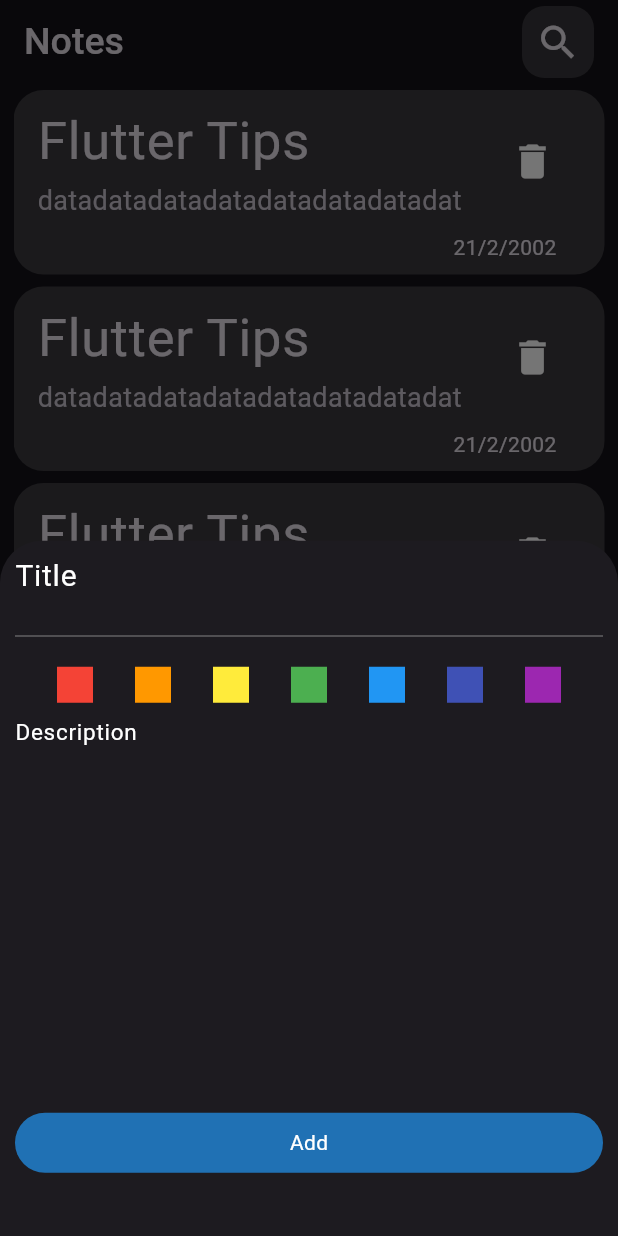
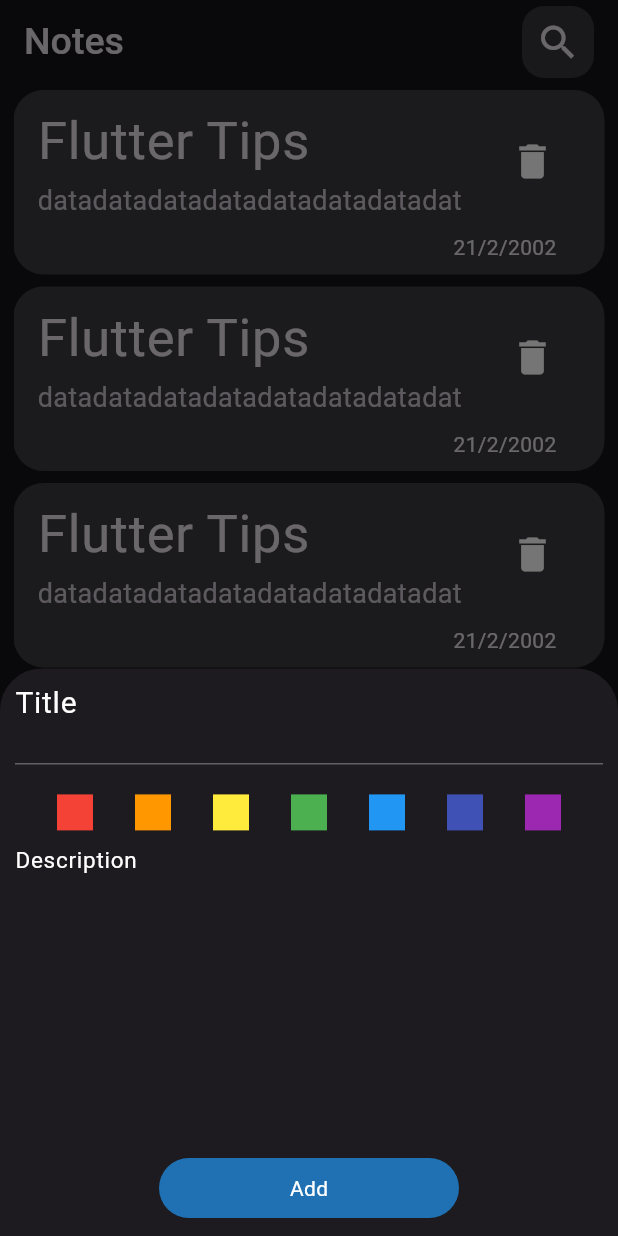
Before and after one commit to ibrahimalnagar45/Notes-App, a Flutter app: the screen it shows after launch, after a tap on the "add" icon, on a phone screen of 412 x 824 dp. Run offline on Flutter 3.47's test engine with Material 3 defaults, Android fonts, the phone set to English and light mode, and no system bars; our stand-ins replace flutter_bloc, hive, hive_flutter; accounts and stored records are empty.

Commit message:
create notes cubit and states

```diff
--- /dev/null
+++ b/lib/cubits/mode_cubit/mode_states.dart
@@ -0,0 +1,4 @@
+abstract class ModeState{}
+class ModeInitial  extends ModeState{}
+class ModeLight extends ModeState{}
+class ModeDark extends ModeState{}
--- a/lib/main.dart
+++ b/lib/main.dart
@@ -11,8 +11,8 @@ import 'package:hive_flutter/adapters.dart';
 void main() async {
   // initlize and register the hive to be used
   await Hive.initFlutter();
+  Hive.registerAdapter(NoteModelAdapter());
   await Hive.openBox<NoteModel>(kBoxName);
-  Hive.registerAdapter(NoteModelAdapter());
   Bloc.observer = SimpleBlocObserver();
   runApp(const HomeBage());
 }
@@ -22,13 +22,7 @@ class HomeBage extends StatelessWidget {
 
   @override
   Widget build(BuildContext context) {
-    return MultiBlocProvider(
-      providers: [
-        BlocProvider(
-          create: (context) => AddNoteCubit(),
-        ),
-      ],
-      child: MaterialApp(
+    return MaterialApp(
       routes: {
         NotesView.id: (context) => const NotesView(),
         EditNoteView.id: (context) => const EditNoteView(),
@@ -36,7 +30,6 @@ class HomeBage extends StatelessWidget {
       debugShowCheckedModeBanner: false,
       theme: ThemeData(brightness: Brightness.dark),
       home: const NotesView(),
-      ),
     );
   }
 }
--- a/lib/simple_bloc_observer.dart
+++ b/lib/simple_bloc_observer.dart
@@ -9,12 +9,12 @@ class SimpleBlocObserver implements BlocObserver {
 
   @override
   void onClose(BlocBase bloc) {
-    // TODO: implement onClose
+    debugPrint("close $bloc");
   }
 
   @override
   void onCreate(BlocBase bloc) {
-    // TODO: implement onCreate
+    debugPrint("create $bloc");
   }
 
   @override
--- a/lib/views/notes_view.dart
+++ b/lib/views/notes_view.dart
@@ -18,6 +18,7 @@ class NotesView extends StatelessWidget {
       floatingActionButton: FloatingActionButton(
         onPressed: () {
           showModalBottomSheet(
+              isScrollControlled: true,
               context: context,
               builder: (context) {
                 return const AddNoteBottumSheet();
--- a/lib/widgets/add_note_buttom_sheet.dart
+++ b/lib/widgets/add_note_buttom_sheet.dart
@@ -9,7 +9,9 @@ class AddNoteBottumSheet extends StatelessWidget {
 
   @override
   Widget build(BuildContext context) {
-    return Padding(
+    return BlocProvider(
+      create: (context) => AddNoteCubit(),
+      child: Padding(
           padding: const EdgeInsets.symmetric(horizontal: 10.0),
           child: BlocListener<AddNoteCubit, AddNoteState>(
             listener: (context, state) {
@@ -17,14 +19,15 @@ class AddNoteBottumSheet extends StatelessWidget {
                 Navigator.pop(context);
               }
               if (state is AddnoteFailure) {
-              print(state.errorMessage.toString());
+                debugPrint(state.errorMessage.toString());
               }
             },
             child: Builder(builder: (state) {
-            return state is AddnoteLoading
-                ? const CircularProgressIndicator()
-                : const AddNoteForm();
+              return AbsorbPointer(
+                  absorbing: state is AddnoteLoading ? true : false,
+                  child: const AddNoteForm());
             }),
-        ));
+          )),
+    );
   }
 }
--- a/lib/widgets/add_note_form.dart
+++ b/lib/widgets/add_note_form.dart
@@ -8,7 +8,9 @@ import 'custom_color_row_options.dart';
 import 'custom_textfield.dart';
 
 class AddNoteForm extends StatefulWidget {
-  const AddNoteForm({super.key});
+  const AddNoteForm({
+    super.key,
+  });
 
   @override
   State<AddNoteForm> createState() => _AddNoteFormState();
@@ -18,12 +20,14 @@ class _AddNoteFormState extends State<AddNoteForm> {
   final GlobalKey<FormState> formkey = GlobalKey();
   AutovalidateMode autovalidateMode = AutovalidateMode.disabled;
   String? title, discreption;
+
   @override
   Widget build(BuildContext context) {
     return Form(
       key: formkey,
       autovalidateMode: autovalidateMode,
-      child: ListView(
+      child: Column(
+        mainAxisSize: MainAxisSize.min,
         children: [
           CustomTextField(
             onsaved: (value) {
@@ -47,9 +51,12 @@ class _AddNoteFormState extends State<AddNoteForm> {
             withborder: false,
           ),
           SizedBox(
-            height: MediaQuery.of(context).size.height / 6,
+            height: MediaQuery.of(context).size.height / 10,
           ),
-          CustomBottom(
+          Padding(
+            padding: EdgeInsets.only(
+                bottom: MediaQuery.of(context).viewInsets.bottom),
+            child: CustomBottom(
               onTap: () {
                 if (formkey.currentState!.validate()) {
                   formkey.currentState!.save();
@@ -64,6 +71,10 @@ class _AddNoteFormState extends State<AddNoteForm> {
                   setState(() {});
                 }
               },
+            ),
+          ),
+          const SizedBox(
+            height: 12,
           )
         ],
       ),
--- a/lib/widgets/custom_botton.dart
+++ b/lib/widgets/custom_botton.dart
@@ -1,24 +1,38 @@
 import 'package:flutter/material.dart';
+import 'package:flutter_bloc/flutter_bloc.dart';
+import 'package:notesapp/cubits/add_note_cubit/add_note_cubit.dart';
+import 'package:notesapp/cubits/add_note_cubit/add_note_states.dart';
 
 class CustomBottom extends StatelessWidget {
-  const CustomBottom({super.key,   this.onTap });
-final   Function()? onTap;
+  const CustomBottom({super.key, this.onTap, this.isLoading = false});
+  final Function()? onTap;
+  final bool isLoading;
   @override
   Widget build(BuildContext context) {
     return GestureDetector(
       onTap: onTap,
-      child: Container(
+      child: BlocBuilder<AddNoteCubit, AddNoteState>(
+        builder: (context, state) {
+          return Container(
             height: 40,
             width: 200,
             decoration: BoxDecoration(
               color: Colors.blue.withOpacity(.7),
               borderRadius: BorderRadius.circular(23),
             ),
-        child: const Center(
+            child: state is AddnoteLoading
+                ? const Center(
+                    child: CircularProgressIndicator(
+                      color: Colors.black,
+                    ),
+                  )
+                : const Center(
                     child: Text(
                     "Add",
                     style: TextStyle(color: Colors.white),
                   )),
+          );
+        },
       ),
     );
   }
--- a/lib/widgets/custom_textfield.dart
+++ b/lib/widgets/custom_textfield.dart
@@ -27,14 +27,14 @@ class CustomTextField extends StatelessWidget {
       keyboardType: TextInputType.multiline,
       maxLines: maxLine,
       decoration: InputDecoration(
-        focusedBorder: withborder == true
+        focusedBorder: withborder
             ? const UnderlineInputBorder(
                 borderSide: BorderSide(
                   color: Colors.white,
                 ),
               )
             : InputBorder.none,
-        enabledBorder: withborder == true
+        enabledBorder: withborder
             ? UnderlineInputBorder(
                 borderSide: BorderSide(
                   color: Colors.white.withOpacity(.3),
```
Also changed, not shown: lib/cubits/mode_cubit/mode_cubit.dart (added, +15 -0 lines), lib/cubits/notes_cubit/notes_cubit.dart (added, +19 -0 lines), lib/cubits/notes_cubit/notes_states.dart (added, +17 -0 lines). Lines whose indentation alone changed are shown as unchanged.
